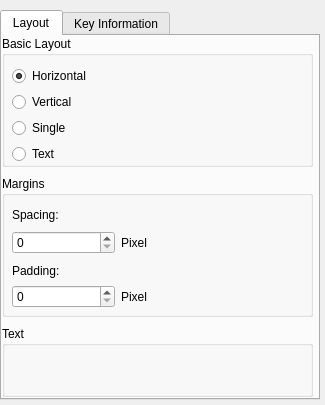
Qt form contents/ui/config.ui (xdarklight/keystate-plasmoid) before a commit.
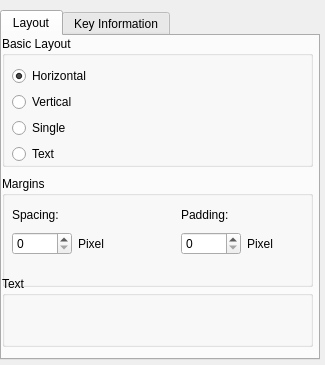
The same form after that commit. Custom widgets are drawn as their Qt base class.

Commit message: small layout changes to the config ui

Patch:
```diff
--- a/contents/ui/config.ui
+++ b/contents/ui/config.ui
@@ -7,13 +7,13 @@
     <x>0</x>
     <y>0</y>
     <width>325</width>
-    <height>405</height>
+    <height>365</height>
    </rect>
   </property>
   <property name="minimumSize">
    <size>
     <width>325</width>
-    <height>405</height>
+    <height>365</height>
    </size>
   </property>
   <property name="windowTitle">
@@ -28,13 +28,13 @@
      <x>0</x>
      <y>10</y>
      <width>320</width>
-     <height>390</height>
+     <height>350</height>
     </rect>
    </property>
    <property name="minimumSize">
     <size>
      <width>320</width>
-     <height>390</height>
+     <height>350</height>
     </size>
    </property>
    <property name="toolTip">
@@ -124,7 +124,7 @@
        <x>0</x>
        <y>140</y>
        <width>311</width>
-       <height>141</height>
+       <height>111</height>
       </rect>
      </property>
      <property name="title">
@@ -135,13 +135,19 @@
        <rect>
         <x>10</x>
         <y>30</y>
-        <width>211</width>
-        <height>102</height>
+        <width>291</width>
+        <height>51</height>
        </rect>
       </property>
       <layout class="QGridLayout" name="gridLayout_2">
        <item row="0" column="0">
         <widget class="QLabel" name="ImageSpacing_Label">
+         <property name="minimumSize">
+          <size>
+           <width>60</width>
+           <height>0</height>
+          </size>
+         </property>
          <property name="text">
           <string>Spacing:</string>
          </property>
@@ -167,27 +173,33 @@
          </property>
         </widget>
        </item>
-       <item row="2" column="0">
-        <widget class="QLabel" name="label">
-         <property name="text">
-          <string>Padding:</string>
-         </property>
-        </widget>
-       </item>
-       <item row="3" column="0">
+       <item row="1" column="2">
         <widget class="KIntSpinBox" name="kcfg_ImagePadding">
          <property name="toolTip">
           <string>The space which is left free on top and on bottom</string>
          </property>
         </widget>
        </item>
-       <item row="3" column="1">
+       <item row="1" column="3">
         <widget class="QLabel" name="label_3">
          <property name="text">
           <string>Pixel</string>
          </property>
         </widget>
        </item>
+       <item row="0" column="2">
+        <widget class="QLabel" name="label">
+         <property name="minimumSize">
+          <size>
+           <width>60</width>
+           <height>0</height>
+          </size>
+         </property>
+         <property name="text">
+          <string>Padding:</string>
+         </property>
+        </widget>
+       </item>
       </layout>
      </widget>
     </widget>
@@ -195,7 +207,7 @@
      <property name="geometry">
       <rect>
        <x>0</x>
-       <y>290</y>
+       <y>240</y>
        <width>311</width>
        <height>71</height>
       </rect>
```
